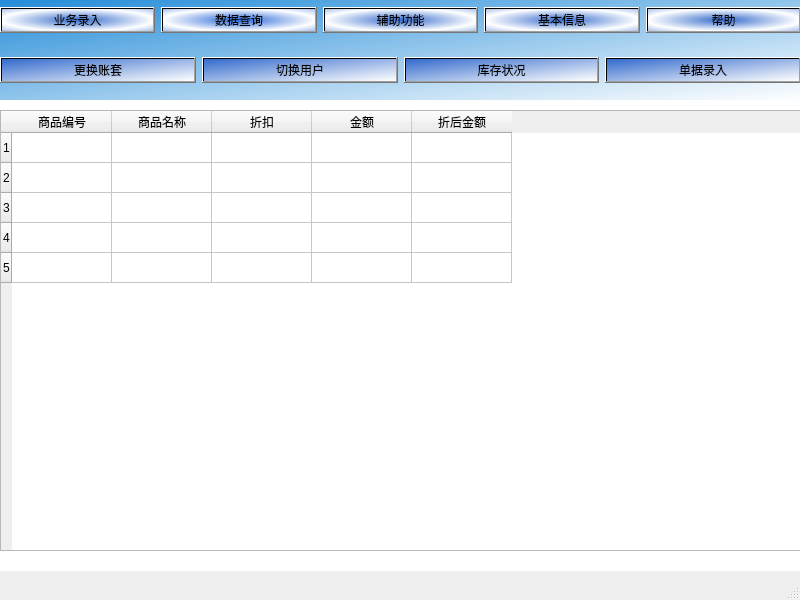
Above: mainsystem.ui from 425zekunwang/QtHomeWork before the change. Below: the same form after it.
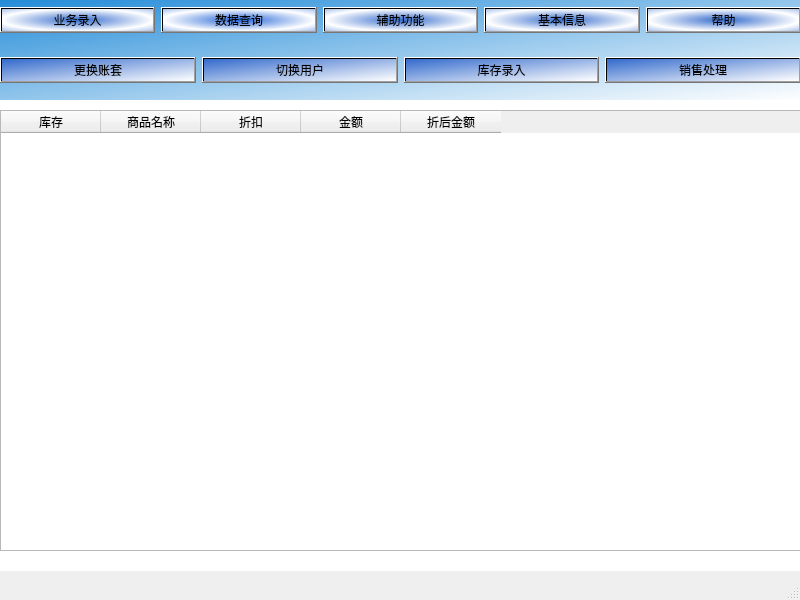
That is the form after the change.

Patch:
```diff
--- a/mainsystem.ui
+++ b/mainsystem.ui
@@ -145,7 +145,7 @@
         <string notr="true">font: 14pt &quot;Agency FB&quot;;background-color: qlineargradient(spread:reflect, x1:0, y1:0, x2:1, y2:1, stop:0 rgba(51, 106, 204, 255), stop:1 rgba(255, 255, 255, 255));</string>
        </property>
        <property name="text">
-        <string>库存状况</string>
+        <string>库存录入</string>
        </property>
       </widget>
      </item>
@@ -155,7 +155,7 @@
         <string notr="true">font: 14pt &quot;Agency FB&quot;;background-color: qlineargradient(spread:reflect, x1:0, y1:0, x2:1, y2:1, stop:0 rgba(51, 106, 204, 255), stop:1 rgba(255, 255, 255, 255));</string>
        </property>
        <property name="text">
-        <string>单据录入</string>
+        <string>销售处理</string>
        </property>
       </widget>
      </item>
@@ -170,34 +170,21 @@
       <height>441</height>
      </rect>
     </property>
-    <row>
-     <property name="text">
-      <string>1</string>
-     </property>
-    </row>
-    <row>
-     <property name="text">
-      <string>2</string>
-     </property>
-    </row>
-    <row>
-     <property name="text">
-      <string>3</string>
-     </property>
-    </row>
-    <row>
-     <property name="text">
-      <string>4</string>
-     </property>
-    </row>
-    <row>
-     <property name="text">
-      <string>5</string>
-     </property>
-    </row>
+    <property name="dragEnabled">
+     <bool>false</bool>
+    </property>
+    <property name="dragDropMode">
+     <enum>QAbstractItemView::NoDragDrop</enum>
+    </property>
+    <property name="gridStyle">
+     <enum>Qt::CustomDashLine</enum>
+    </property>
     <column>
      <property name="text">
-      <string>商品编号</string>
+      <string>库存</string>
+     </property>
+     <property name="textAlignment">
+      <set>AlignCenter</set>
      </property>
     </column>
     <column>
```
